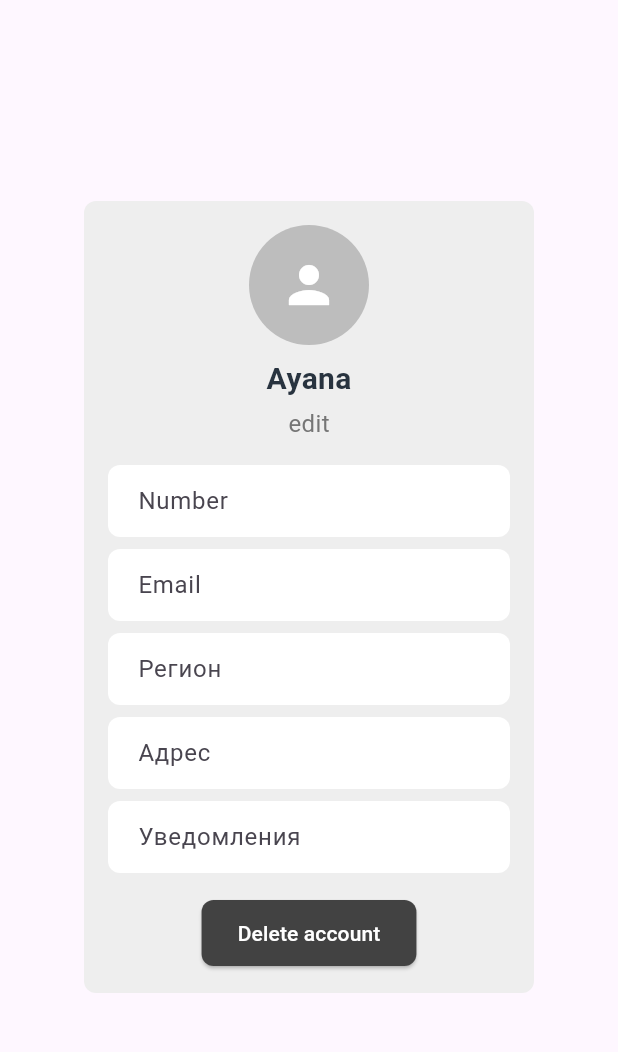
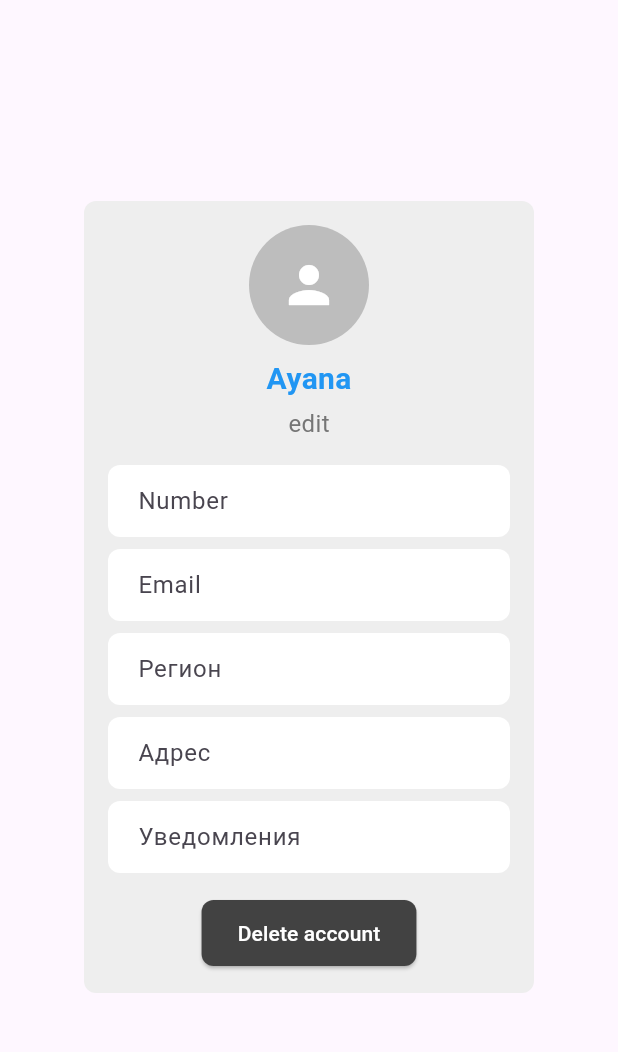
Before and after one commit to portosatos/FIP9, a Flutter app: the screen it shows after launch, item 5 of the bottom bar chosen, after a tap on "edit", on a phone screen of 412 x 824 dp, the part 63-1115 px from its top. Run offline on Flutter 3.47's test engine with Material 3 defaults, Android fonts, the phone set to English and light mode, and no system bars.

Commit message:
Update main.dart

```diff
--- a/lib/main.dart
+++ b/lib/main.dart
@@ -1,7 +1,7 @@
 import 'package:flutter/material.dart';
 
 void main() {
-  runApp(const MyApp());
+  runApp(MyApp());
 }
 
 class MyApp extends StatelessWidget {
@@ -9,15 +9,13 @@ class MyApp extends StatelessWidget {
 
   @override
   Widget build(BuildContext context) {
-    return const MaterialApp(
+    return MaterialApp(
       home: MainPage(),
     );
   }
 }
 
 class MainPage extends StatefulWidget {
-  const MainPage({super.key});
-
   @override
   _MainPageState createState() => _MainPageState();
 }
@@ -33,12 +31,12 @@ class _MainPageState extends State<MainPage> {
     if (index == 2) {
       Navigator.push(
         context,
-        MaterialPageRoute(builder: (context) => const BonusCardPage()),
+        MaterialPageRoute(builder: (context) => BonusCardPage()),
       );
     } else if (index == 4) {
       Navigator.push(
         context,
-        MaterialPageRoute(builder: (context) => const ProfilePage()),
+        MaterialPageRoute(builder: (context) => ProfilePage()),
       );
     }
   }
@@ -77,7 +75,7 @@ class _MainPageState extends State<MainPage> {
                     onTap: () {
                       Navigator.push(
                         context,
-                        MaterialPageRoute(builder: (context) => const BonusCardPage()),
+                        MaterialPageRoute(builder: (context) => BonusCardPage()),
                       );
                     },
                     child: Container(
@@ -141,19 +139,14 @@ class _MainPageState extends State<MainPage> {
   }
 }
 
-
-
-
-class BonusCardPage extends StatelessWidget {
-  const BonusCardPage({super.key});
-
+class ProfilePage extends StatelessWidget {
   @override
   Widget build(BuildContext context) {
     return Scaffold(
       appBar: AppBar(
-        title: const Text('Bonus Card Page'),
+        title: Text('Settings Page'),
         leading: IconButton(
-          icon: const Icon(Icons.arrow_back),
+          icon: Icon(Icons.arrow_back),
           onPressed: () {
             Navigator.of(context).pop();
           },
@@ -162,7 +155,7 @@ class BonusCardPage extends StatelessWidget {
       body: Center(
         child: Container(
           width: 300,
-          padding: const EdgeInsets.all(16.0),
+          padding: EdgeInsets.all(16.0),
           decoration: BoxDecoration(
             color: Colors.grey[200],
             borderRadius: BorderRadius.circular(8.0),
@@ -173,20 +166,124 @@ class BonusCardPage extends StatelessWidget {
               CircleAvatar(
                 radius: 40,
                 backgroundColor: Colors.grey[400],
-                child: const Icon(
+                child: Icon(
                   Icons.person,
                   color: Colors.white,
                   size: 40,
                 ),
               ),
-              const SizedBox(height: 16.0),
+              SizedBox(height: 8.0),
+              GestureDetector(
+                onTap: () {
+                  Navigator.push(
+                    context,
+                    MaterialPageRoute(builder: (context) => SettingsPage()),
+                  );
+                },
+                child: Text(
+                  'Ayana',
+                  style: TextStyle(
+                    fontSize: 20,
+                    fontWeight: FontWeight.bold,
+                    color: Colors.blue,
+                  ),
+                ),
+              ),
+              SizedBox(height: 4.0),
+              GestureDetector(
+                onTap: () {
+                  // Логика для редактирования
+                },
+                child: Text(
+                  'edit',
+                  style: TextStyle(
+                    fontSize: 16,
+                    color: Colors.grey[600],
+                  ),
+                ),
+              ),
+              SizedBox(height: 16.0),
+              _buildTextField('Number'),
+              SizedBox(height: 8.0),
+              _buildTextField('Email'),
+              SizedBox(height: 8.0),
+              _buildTextField('Регион'),
+              SizedBox(height: 8.0),
+              _buildTextField('Адрес'),
+              SizedBox(height: 8.0),
+              _buildTextField('Уведомления'),
+              SizedBox(height: 16.0),
+              ElevatedButton(
+                onPressed: () {
+                  // Логика удаления аккаунта
+                },
+                style: ElevatedButton.styleFrom(
+                  backgroundColor: Colors.grey[800],
+                  padding: EdgeInsets.symmetric(horizontal: 24, vertical: 12),
+                  shape: RoundedRectangleBorder(
+                    borderRadius: BorderRadius.circular(8.0),
+                  ),
+                ),
+                child: Text(
+                  'Delete account',
+                  style: TextStyle(color: Colors.white),
+                ),
+              ),
+            ],
+          ),
+        ),
+      ),
+    );
+  }
+
+  Widget _buildTextField(String hint) {
+    return TextField(
+      decoration: InputDecoration(
+        hintText: hint,
+        filled: true,
+        fillColor: Colors.white,
+        border: OutlineInputBorder(
+          borderRadius: BorderRadius.circular(8.0),
+          borderSide: BorderSide.none,
+        ),
+        contentPadding: EdgeInsets.symmetric(horizontal: 16, vertical: 12),
+      ),
+    );
+  }
+}
+
+class BonusCardPage extends StatelessWidget {
+  @override
+  Widget build(BuildContext context) {
+    return Scaffold(
+      body: Center(
+        child: Container(
+          width: 300,
+          padding: EdgeInsets.all(16.0),
+          decoration: BoxDecoration(
+            color: Colors.grey[200],
+            borderRadius: BorderRadius.circular(8.0),
+          ),
+          child: Column(
+            mainAxisSize: MainAxisSize.min,
+            children: [
+              CircleAvatar(
+                radius: 40,
+                backgroundColor: Colors.grey[400],
+                child: Icon(
+                  Icons.person,
+                  color: Colors.white,
+                  size: 40,
+                ),
+              ),
+              SizedBox(height: 16.0),
               Container(
-                padding: const EdgeInsets.all(16.0),
+                padding: EdgeInsets.all(16.0),
                 decoration: BoxDecoration(
                   color: Colors.white,
                   borderRadius: BorderRadius.circular(8.0),
                 ),
-                child: const Row(
+                child: Row(
                   children: [
                     Icon(
                       Icons.qr_code,
@@ -227,126 +324,7 @@ class BonusCardPage extends StatelessWidget {
 
 
 
-
-class ProfilePage extends StatelessWidget {
-  const ProfilePage({super.key});
-
-  @override
-  Widget build(BuildContext context) {
-    return Scaffold(
-      appBar: AppBar(
-        title: const Text('Settings Page'),
-        leading: IconButton(
-          icon: const Icon(Icons.arrow_back),
-          onPressed: () {
-            Navigator.of(context).pop();
-          },
-        ),
-      ),
-      body: Center(
-        child: Container(
-          width: 300,
-          padding: const EdgeInsets.all(16.0),
-          decoration: BoxDecoration(
-            color: Colors.grey[200],
-            borderRadius: BorderRadius.circular(8.0),
-          ),
-          child: Column(
-            mainAxisSize: MainAxisSize.min,
-            children: [
-              CircleAvatar(
-                radius: 40,
-                backgroundColor: Colors.grey[400],
-                child: const Icon(
-                  Icons.person,
-                  color: Colors.white,
-                  size: 40,
-                ),
-              ),
-              const SizedBox(height: 8.0),
-              GestureDetector(
-                onTap: () {
-                  Navigator.push(
-                    context,
-                    MaterialPageRoute(builder: (context) => const SettingsPage()),
-                  );
-                },
-                child: const Text(
-                  'Ayana',
-                  style: TextStyle(
-                    fontSize: 20,
-                    fontWeight: FontWeight.bold,
-                    color: Color.fromARGB(255, 40, 51, 63),
-                  ),
-                ),
-              ),
-              const SizedBox(height: 4.0),
-              GestureDetector(
-                onTap: () {
-                  // Логика для редактирования
-                },
-                child: Text(
-                  'edit',
-                  style: TextStyle(
-                    fontSize: 16,
-                    color: Colors.grey[600],
-                  ),
-                ),
-              ),
-              const SizedBox(height: 16.0),
-              _buildTextField('Number'),
-              const SizedBox(height: 8.0),
-              _buildTextField('Email'),
-              const SizedBox(height: 8.0),
-              _buildTextField('Регион'),
-              const SizedBox(height: 8.0),
-              _buildTextField('Адрес'),
-              const SizedBox(height: 8.0),
-              _buildTextField('Уведомления'),
-              const SizedBox(height: 16.0),
-              ElevatedButton(
-                onPressed: () {
-                  // Логика удаления аккаунта
-                },
-                style: ElevatedButton.styleFrom(
-                  backgroundColor: Colors.grey[800],
-                  padding: const EdgeInsets.symmetric(horizontal: 24, vertical: 12),
-                  shape: RoundedRectangleBorder(
-                    borderRadius: BorderRadius.circular(8.0),
-                  ),
-                ),
-                child: const Text(
-                  'Delete account',
-                  style: TextStyle(color: Colors.white),
-                ),
-              ),
-            ],
-          ),
-        ),
-      ),
-    );
-  }
-
-  Widget _buildTextField(String hint) {
-    return TextField(
-      decoration: InputDecoration(
-        hintText: hint,
-        filled: true,
-        fillColor: Colors.white,
-        border: OutlineInputBorder(
-          borderRadius: BorderRadius.circular(8.0),
-          borderSide: BorderSide.none,
-        ),
-        contentPadding: const EdgeInsets.symmetric(horizontal: 16, vertical: 12),
-      ),
-    );
-  }
-}
-
-
 class SettingsPage extends StatefulWidget {
-  const SettingsPage({super.key});
-
   @override
   _SettingsPageState createState() => _SettingsPageState();
 }
@@ -358,84 +336,84 @@ class _SettingsPageState extends State<SettingsPage> {
   Widget build(BuildContext context) {
     return Scaffold(
       appBar: AppBar(
-        title: const Text('Settings Page'),
+        title: Text('Settings Page'),
         leading: IconButton(
-          icon: const Icon(Icons.arrow_back),
+          icon: Icon(Icons.arrow_back),
           onPressed: () {
             Navigator.of(context).pop();
           },
         ),
       ),
       body: Container(
-        color: const Color.fromARGB(255, 238, 232, 232),
-        padding: const EdgeInsets.all(16.0),
+        color: Color.fromARGB(255, 238, 232, 232),
+        padding: EdgeInsets.all(16.0),
         child: Column(
           crossAxisAlignment: CrossAxisAlignment.start,
           children: [
-            const Text(
+            Text(
               'Name',
               style: TextStyle(
                 fontWeight: FontWeight.bold,
                 fontSize: 16.0,
               ),
             ),
-            const Divider(),
-            const Text(
+            Divider(),
+            Text(
               'Umar',
               style: TextStyle(
                 fontSize: 16.0,
               ),
             ),
-            const SizedBox(height: 16.0),
-            const Text(
+            SizedBox(height: 16.0),
+            Text(
               'Phone number',
               style: TextStyle(
                 fontWeight: FontWeight.bold,
                 fontSize: 16.0,
               ),
             ),
-            const Divider(),
-            const Text(
+            Divider(),
+            Text(
               '+96 XXX XXX XXX',
               style: TextStyle(
                 fontSize: 16.0,
               ),
             ),
-            const SizedBox(height: 16.0),
-            const Text(
+            SizedBox(height: 16.0),
+            Text(
               'Email',
               style: TextStyle(
                 fontWeight: FontWeight.bold,
                 fontSize: 16.0,
               ),
             ),
-            const Divider(),
-            const Text(
+            Divider(),
+            Text(
               'umar_dont_do_this@gmail.com',
               style: TextStyle(
                 fontSize: 16.0,
               ),
             ),
-            const SizedBox(height: 16.0),
-            const Text(
+            SizedBox(height: 16.0),
+            Text(
               'Birthday date',
               style: TextStyle(
                 fontWeight: FontWeight.bold,
                 fontSize: 16.0,
               ),
             ),
-            const Divider(),
-            const Text(
+            Divider(),
+            Text(
               'Not specified',
               style: TextStyle(
                 fontSize: 16.0,
               ),
             ),
-            const SizedBox(height: 16.0),
+            SizedBox(height: 16.0),
             Row(
               mainAxisAlignment: MainAxisAlignment.spaceBetween,
               children: [
-                const Text(
+                Text(
                   'Allow notifications',
                   style: TextStyle(
                     fontWeight: FontWeight.bold,
@@ -452,12 +430,12 @@ class _SettingsPageState extends State<SettingsPage> {
                 ),
               ],
             ),
-            const SizedBox(height: 16.0),
+            SizedBox(height: 16.0),
             GestureDetector(
               onTap: () {
                 // Nav to lang choose page
               },
-              child: const Row(
+              child: Row(
                 mainAxisAlignment: MainAxisAlignment.spaceBetween,
                 children: [
                   Text(
@@ -471,12 +449,12 @@ class _SettingsPageState extends State<SettingsPage> {
                 ],
               ),
             ),
-            const SizedBox(height: 16.0),
+            SizedBox(height: 16.0),
             GestureDetector(
               onTap: () {
                 // LogOut logic
               },
-              child: const Text(
+              child: Text(
                 'Log out of profile',
                 style: TextStyle(
                   color: Colors.red,
@@ -485,12 +463,12 @@ class _SettingsPageState extends State<SettingsPage> {
                 ),
               ),
             ),
-            const Spacer(),
+            Spacer(),
             GestureDetector(
               onTap: () {
                 // Delete logic
               },
-              child: const Text(
+              child: Text(
                 'Delete profile',
                 style: TextStyle(
                   color: Colors.red,
```
